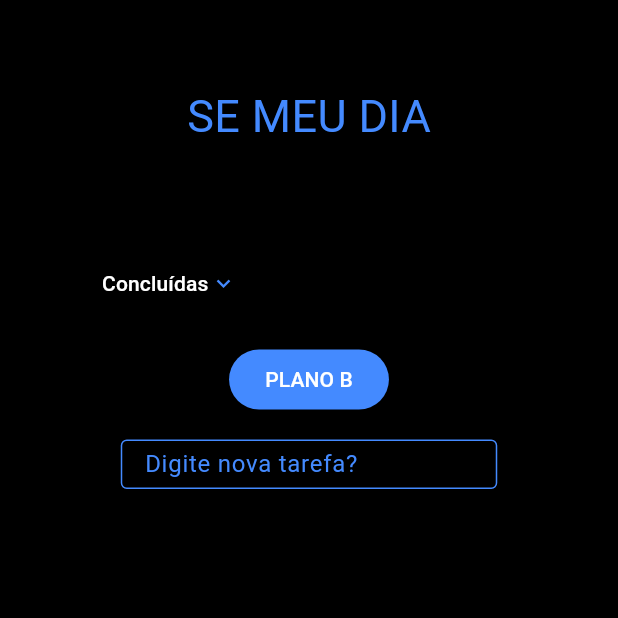
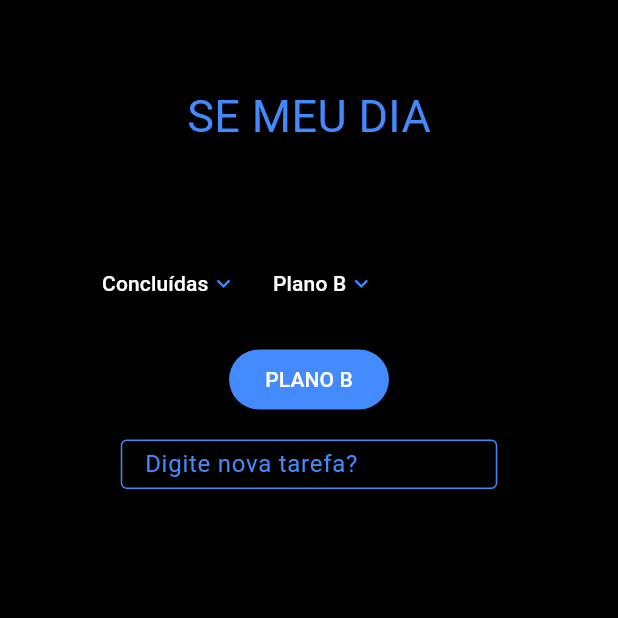
Before and after one commit to victor-nadalini/Routina, a Flutter app: the HomeScreen screen opened by its route, on a phone screen of 412 x 824 dp, the top half of it. Run offline on Flutter 3.47's test engine with Material 3 defaults, Android fonts, the phone set to English and light mode, and no system bars; our stand-ins replace hive, logger; accounts and stored records are empty.

Commit message:
mudança de design da tela agora a lista de plano b ficara junto com tarefas concluidas

```diff
--- a/lib/screens/home_screen.dart
+++ b/lib/screens/home_screen.dart
@@ -15,6 +15,7 @@ class _HomeScreenState extends State<HomeScreen> {
   final TextEditingController _controller = TextEditingController();
   bool clicouNoCampo = false;
   bool mostrarConcluida = false;
+  bool mostrarConcluidaPlanob = false;
 
   @override
   Widget build(BuildContext context) {
@@ -22,6 +23,7 @@ class _HomeScreenState extends State<HomeScreen> {
       backgroundColor: Colors.black,
       body: SingleChildScrollView(
         padding: EdgeInsets.all(40),
+        // permanece a ideia do row mas ainda não funcionou
         child: Container(
           padding: EdgeInsets.all(16),
           child: Column(
@@ -90,11 +92,16 @@ class _HomeScreenState extends State<HomeScreen> {
                           ),
                           Expanded(
                             child: TextField(
-                              controller: TextEditingController(text: tarefa.titulo),
+                              controller: TextEditingController(
+                                text: tarefa.titulo,
+                              ),
                               onSubmitted: (newTitle) {
                                 setState(() {
                                   logger.d("update realizado");
-                                  _taskController.updateTaskAtivas(index, newTitle);
+                                  _taskController.updateTaskAtivas(
+                                    index,
+                                    newTitle,
+                                  );
                                 });
                               },
 
@@ -112,7 +119,8 @@ class _HomeScreenState extends State<HomeScreen> {
                 },
               ),
 
-              TextButton(
+              Row(
+              children: [TextButton(
                 onPressed: () {
                   setState(() {
                     mostrarConcluida = !mostrarConcluida;
@@ -129,8 +137,35 @@ class _HomeScreenState extends State<HomeScreen> {
                           : Icons.keyboard_arrow_down,
                       color: Colors.blueAccent,
                     ),
+
+
                   ],
                 ),
+              ),
+
+              TextButton(
+                onPressed: () {
+                  setState(() {
+                    mostrarConcluidaPlanob = !mostrarConcluidaPlanob;
+                    logger.d("mostrar concluídas: $mostrarConcluida");
+                  });
+                },
+                child: Row(
+                  children: [
+                    Text("Plano B", style: TextStyle(color: Colors.white)),
+                    SizedBox(width: 1), // Espaço entre texto e imagem
+                    Icon(
+                      mostrarConcluidaPlanob
+                          ? Icons.keyboard_arrow_up
+                          : Icons.keyboard_arrow_down,
+                      color: Colors.blueAccent,
+                    ),
+
+
+                  ],
+                ),
+              ),
+              ],
               ),
 
               if (mostrarConcluida)
@@ -187,11 +222,16 @@ class _HomeScreenState extends State<HomeScreen> {
                             ),
                             Expanded(
                               child: TextField(
-                              controller: TextEditingController(text: tarefa.titulo),
+                                controller: TextEditingController(
+                                  text: tarefa.titulo,
+                                ),
                                 onSubmitted: (newTitle) {
                                   setState(() {
                                     logger.d("update realizado");
-                                  _taskController.updateTaskConcluidas(index, newTitle);
+                                    _taskController.updateTaskConcluidas(
+                                      index,
+                                      newTitle,
+                                    );
                                   });
                                 },
 
@@ -202,7 +242,8 @@ class _HomeScreenState extends State<HomeScreen> {
                                 style: TextStyle(
                                   color: Colors.blueAccent,
                                   decoration: TextDecoration.lineThrough,
-                                decorationColor: Colors.blueAccent),
+                                  decorationColor: Colors.blueAccent,
+                                ),
                               ),
                             ),
                           ],
@@ -226,8 +267,6 @@ class _HomeScreenState extends State<HomeScreen> {
               ),
 
               SizedBox(height: 16),
-
-              // Campo de texto para adicionar novas tarefas
               Align(
                 alignment: Alignment.bottomCenter,
                 child: SizedBox(
```
Lines whose indentation alone changed are shown as unchanged.
